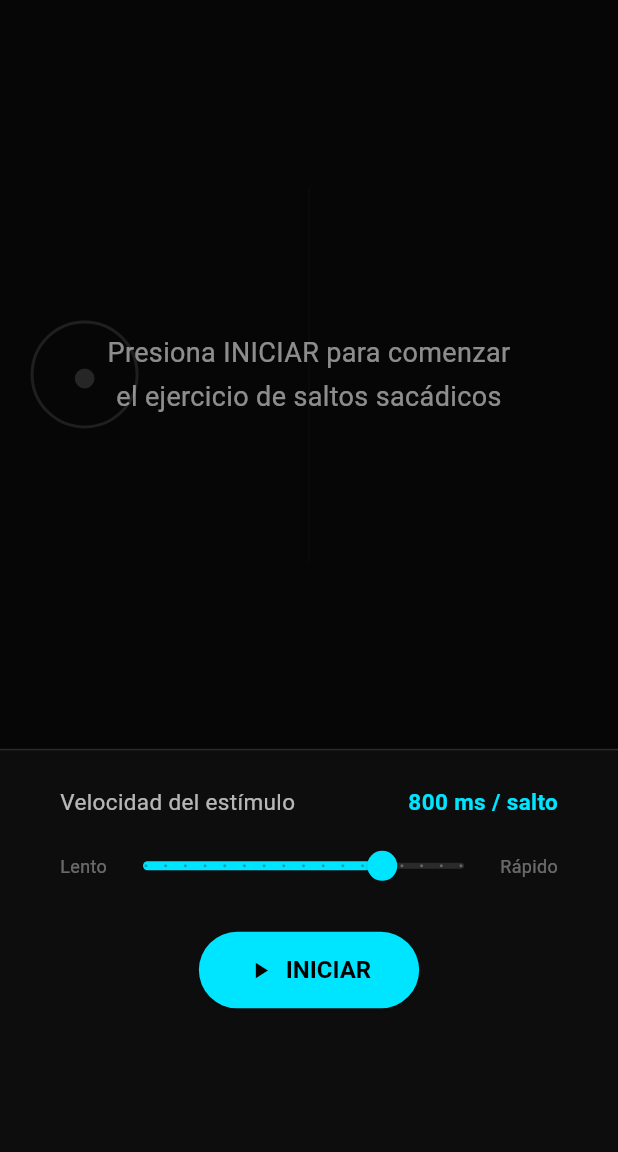
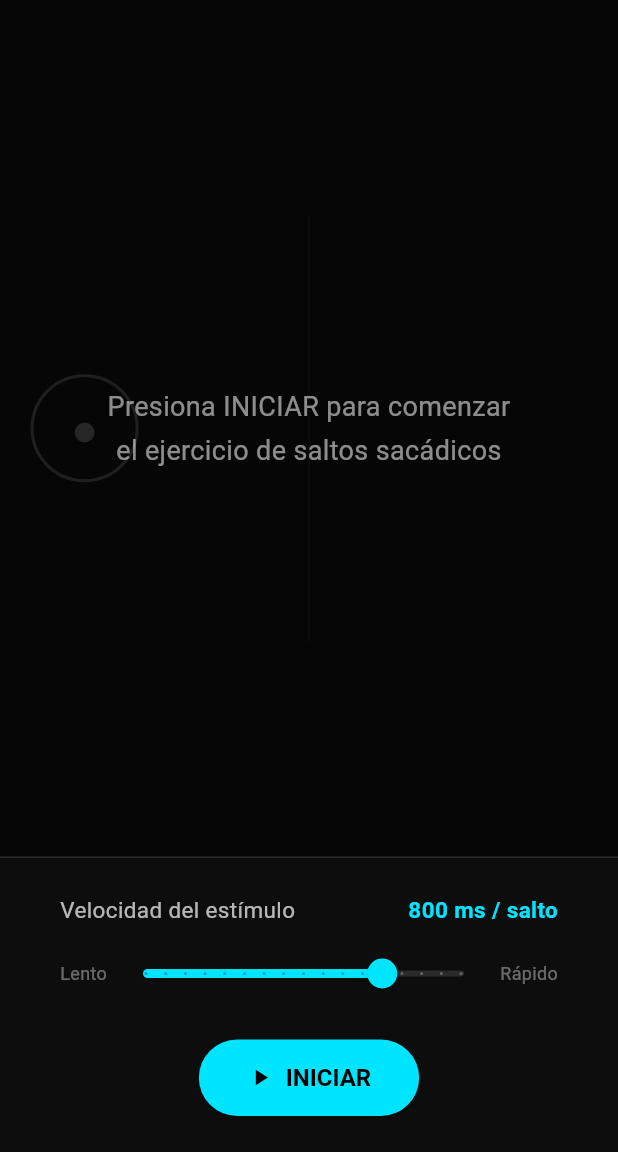
Before and after one commit to SergioMorales9616709/opti-flow, a Flutter app: the screen it shows after launch, on a phone screen of 412 x 824 dp, the part 84-1236 px from its top. Run offline on Flutter 3.47's test engine with Material 3 defaults, Android fonts, the phone set to English and light mode, and no system bars; our stand-ins replace flutter_riverpod, sqflite_common_ffi; accounts and stored records are empty.

Commit message:
fix(layout): use Expanded for exercise area to prevent overflow

```diff
--- a/lib/features/vision_training/presentation/views/saccadic_jumps_view.dart
+++ b/lib/features/vision_training/presentation/views/saccadic_jumps_view.dart
@@ -8,16 +8,12 @@ class SaccadicJumpsView extends ConsumerWidget {
 
   @override
   Widget build(BuildContext context, WidgetRef ref) {
-    return LayoutBuilder(
-      builder: (context, constraints) {
     return Column(
       children: [
-            _ExerciseArea(availableHeight: constraints.maxHeight * 0.65),
+        const Expanded(child: _ExerciseArea()),
         const Divider(height: 1, color: Color(0xFF2A2A2A)),
         const _ControlPanel(),
       ],
-        );
-      },
     );
   }
 }
@@ -26,37 +22,30 @@ class SaccadicJumpsView extends ConsumerWidget {
 // Exercise area — only rebuilds when position changes
 // ---------------------------------------------------------------------------
 class _ExerciseArea extends ConsumerWidget {
-  const _ExerciseArea({required this.availableHeight});
-
-  final double availableHeight;
+  const _ExerciseArea({super.key});
 
   static const _symbols = ['●', 'A', '◆', 'X', '▲', 'Z', '■', 'O'];
   static int _symbolIndex = 0;
 
   @override
   Widget build(BuildContext context, WidgetRef ref) {
-    final position = ref.watch(
-      saccadicJumpsProvider.select((s) => s.position),
-    );
-    final status = ref.watch(
-      saccadicJumpsProvider.select((s) => s.status),
-    );
+    final position = ref.watch(saccadicJumpsProvider.select((s) => s.position));
+    final status = ref.watch(saccadicJumpsProvider.select((s) => s.status));
 
     final bool isActive = status == ExerciseStatus.active;
-    final String symbol = isActive ? _symbols[_symbolIndex % _symbols.length] : '●';
+    final String symbol = isActive
+        ? _symbols[_symbolIndex % _symbols.length]
+        : '●';
     if (isActive) _symbolIndex++;
 
-    return SizedBox(
-      height: availableHeight,
-      child: Stack(
+    return Stack(
       alignment: Alignment.center,
       children: [
-          // Center crosshair guide
+        // Center crosshair guide — 50% of available height via fraction
         Center(
-            child: Container(
-              width: 1,
-              height: availableHeight * 0.5,
-              color: const Color(0xFF1A1A1A),
+          child: FractionallySizedBox(
+            heightFactor: 0.5,
+            child: Container(width: 1, color: const Color(0xFF1A1A1A)),
           ),
         ),
         // Animated stimulus
@@ -74,13 +63,9 @@ class _ExerciseArea extends ConsumerWidget {
             ),
           ),
         ),
-          // Overlay when idle
-          if (status == ExerciseStatus.idle)
-            const _IdleOverlay(),
-          if (status == ExerciseStatus.saved)
-            const _SavedOverlay(),
+        if (status == ExerciseStatus.idle) const _IdleOverlay(),
+        if (status == ExerciseStatus.saved) const _SavedOverlay(),
       ],
-      ),
     );
   }
 }
@@ -106,9 +91,7 @@ class _StimulusWidget extends StatelessWidget {
             ? const Color(0xFF00E5FF).withValues(alpha: 0.12)
             : Colors.transparent,
         border: Border.all(
-          color: active
-              ? const Color(0xFF00E5FF)
-              : const Color(0xFF444444),
+          color: active ? const Color(0xFF00E5FF) : const Color(0xFF444444),
           width: 2,
         ),
       ),
@@ -118,9 +101,7 @@ class _StimulusWidget extends StatelessWidget {
         style: TextStyle(
           fontSize: 28,
           fontWeight: FontWeight.bold,
-          color: active
-              ? const Color(0xFF00E5FF)
-              : const Color(0xFF555555),
+          color: active ? const Color(0xFF00E5FF) : const Color(0xFF555555),
         ),
       ),
     );
@@ -138,11 +119,7 @@ class _IdleOverlay extends StatelessWidget {
       child: const Text(
         'Presiona INICIAR para comenzar\nel ejercicio de saltos sacádicos',
         textAlign: TextAlign.center,
-        style: TextStyle(
-          color: Colors.white54,
-          fontSize: 18,
-          height: 1.6,
-        ),
+        style: TextStyle(color: Colors.white54, fontSize: 18, height: 1.6),
       ),
     );
   }
@@ -217,7 +194,10 @@ class _ControlPanel extends ConsumerWidget {
           // Slider — inverted so right = faster (lower ms)
           Row(
             children: [
-              const Text('Lento', style: TextStyle(color: Colors.white38, fontSize: 12)),
+              const Text(
+                'Lento',
+                style: TextStyle(color: Colors.white38, fontSize: 12),
+              ),
               Expanded(
                 child: Slider(
                   value: state.speedMs.toDouble(),
@@ -229,7 +209,10 @@ class _ControlPanel extends ConsumerWidget {
                       : (v) => notifier.setSpeed(v.round()),
                 ),
               ),
-              const Text('Rápido', style: TextStyle(color: Colors.white38, fontSize: 12)),
+              const Text(
+                'Rápido',
+                style: TextStyle(color: Colors.white38, fontSize: 12),
+              ),
             ],
           ),
           const SizedBox(height: 20),
```
Lines whose indentation alone changed are shown as unchanged.
